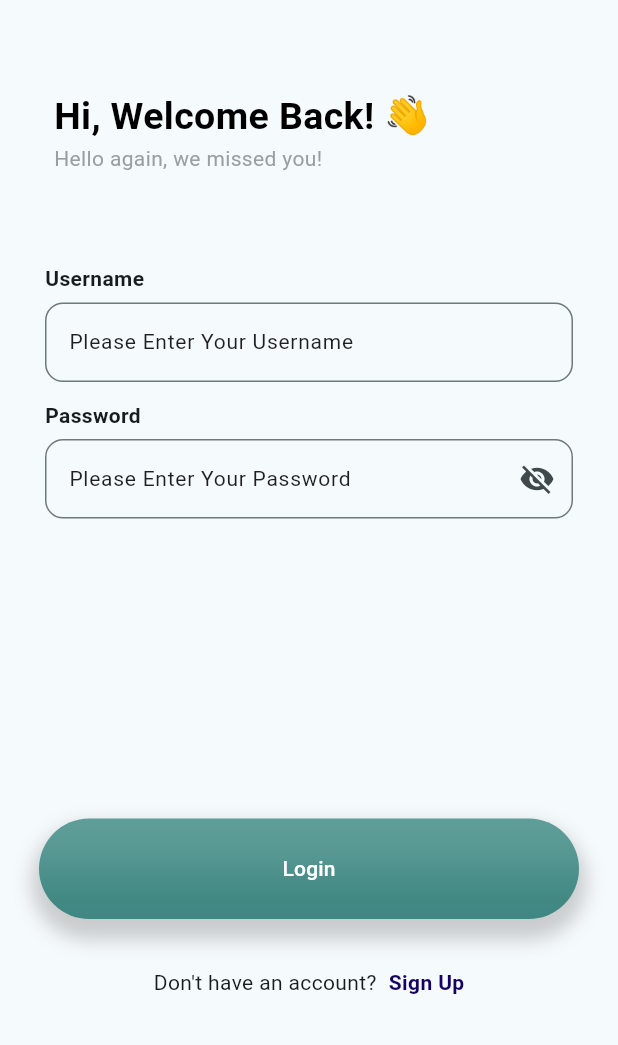
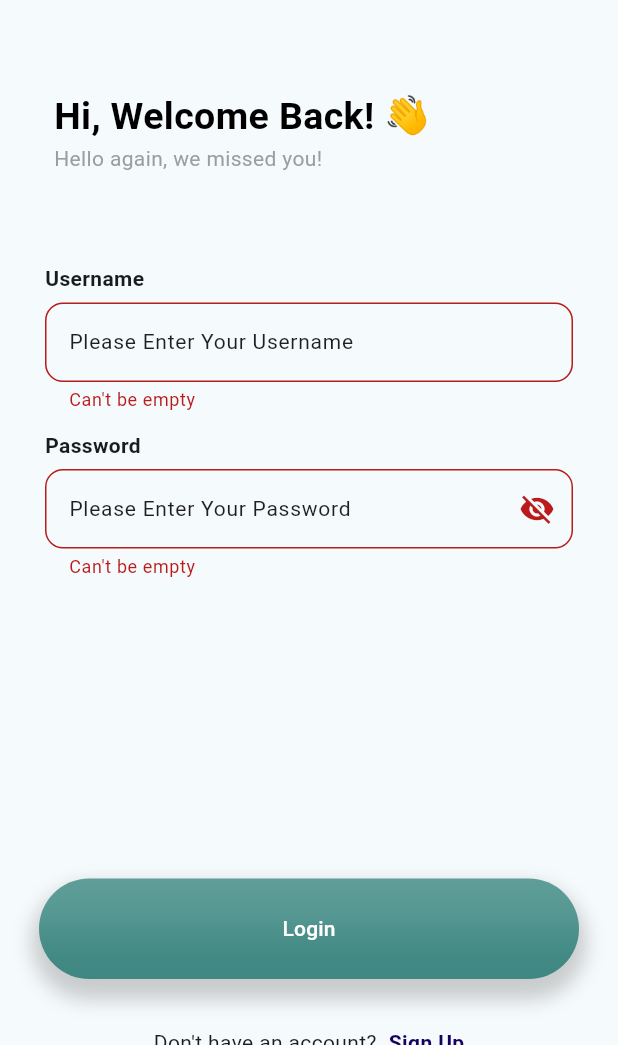
Before and after one commit to Rei0Ni/budgetnate, a Flutter app: the screen it shows after launch, scrolled down 50 dp, after a tap on "Login", on a phone screen of 412 x 824 dp, the part 191-1236 px from its top. Run offline on Flutter 3.47's test engine with Material 3 defaults, Android fonts, the phone set to English and light mode, and no system bars; our stand-ins replace cookie_jar, dio, dio_cookie_manager.

Commit message:
modified:   lib/Pages/Authentication/Login.dart 	new file:   lib/Pages/Authentication/Register.dart 	new file:   lib/Pages/Main/Home.dart 	new file:   lib/Services/DioHelper.dart 	modified:   lib/main.dart 	modified:   macos/Flutter/GeneratedPluginRegistrant.swift 	modified:   pubspec.lock 	modified:   pubspec.yaml

```diff
--- a/lib/Pages/Authentication/Login.dart
+++ b/lib/Pages/Authentication/Login.dart
@@ -1,3 +1,5 @@
+import 'package:budgetmate/Pages/Main/Home.dart';
+import 'package:budgetmate/main.dart';
 import 'package:flutter/material.dart';
 
 class Login extends StatefulWidget {
@@ -8,11 +10,40 @@ class Login extends StatefulWidget {
 }
 
 class _LoginState extends State<Login> {
-  var _key = GlobalKey();
-  var UsernameController = TextEditingController();
-  var PasswordController = TextEditingController();
+  final GlobalKey<FormState> _key = GlobalKey<FormState>();
+  TextEditingController usernameController = TextEditingController();
+  TextEditingController passwordController = TextEditingController();
 
   bool passwordVisible = false;
+  String? usernameError;
+  String? passwordError;
+
+  validateUsername(String username) {
+    if (username.length < 1) {
+      setState(() {
+        usernameError = 'Can\'t be empty';
+      });
+    } else {
+      setState(() {
+        usernameError = null;
+      });
+    }
+    return usernameError;
+  }
+
+  validatePassword(String password) {
+    if (password.length < 1) {
+      setState(() {
+        passwordError = 'Can\'t be empty';
+      });
+    } else {
+      setState(() {
+        passwordError = null;
+      });
+    }
+    return passwordError;
+  }
+
   @override
   Widget build(BuildContext context) {
     return Scaffold(
@@ -75,12 +106,14 @@ class _LoginState extends State<Login> {
                                 ),
                               ),
                               TextFormField(
-                                controller: UsernameController,
+                                controller: usernameController,
+                                validator: (value) => validateUsername(value!),
                                 style: const TextStyle(fontSize: 14),
                                 decoration: InputDecoration(
                                     hintText: "Please Enter Your Username",
                                     hintStyle: const TextStyle(
                                         color: Color(0xFF1F1F1F)),
+                                    errorText: usernameError,
                                     border: OutlineInputBorder(
                                         borderRadius:
                                             BorderRadius.circular(12))),
@@ -103,13 +136,15 @@ class _LoginState extends State<Login> {
                                 ),
                               ),
                               TextFormField(
-                                controller: PasswordController,
+                                controller: passwordController,
+                                validator: (value) => validatePassword(value!),
                                 style: const TextStyle(fontSize: 14),
                                 obscureText: !passwordVisible,
                                 decoration: InputDecoration(
                                     hintText: "Please Enter Your Password",
                                     hintStyle: const TextStyle(
                                         color: Color(0xFF1F1F1F)),
+                                    errorText: passwordError,
                                     suffixIcon: IconButton(
                                         onPressed: () {
                                           setState(() {
@@ -161,10 +196,25 @@ class _LoginState extends State<Login> {
                                 borderRadius:
                                     BorderRadius.all(Radius.circular(50.0)),
                               ),
-                              child: Center(
                               child: ElevatedButton(
-                                  onPressed: () {
+                                onPressed: () async {
                                   // print("Button Pressed");
+                                  if (_key.currentState!.validate()) {
+                                    var result = await dioHelper.login(
+                                        usernameController.text,
+                                        passwordController.text);
+                                    if (result!.statusCode == 200 &&
+                                        result.data["Result"] ==
+                                            "Login Successful") {
+                                      Navigator.pushReplacement(
+                                        context,
+                                        MaterialPageRoute<void>(
+                                          builder: (BuildContext context) =>
+                                              const Home(),
+                                        ),
+                                      );
+                                    }
+                                  }
                                 },
                                 style: ElevatedButton.styleFrom(
                                   backgroundColor: Colors.transparent,
@@ -175,7 +225,6 @@ class _LoginState extends State<Login> {
                                   "Login",
                                   style: TextStyle(color: Colors.white),
                                 )),
-                                ),
                               ),
                             ),
                           ),
--- /dev/null
+++ b/lib/Services/DioHelper.dart
@@ -0,0 +1,33 @@
+import 'dart:io';
+
+import 'package:cookie_jar/cookie_jar.dart';
+import 'package:dio/dio.dart';
+import 'package:dio_cookie_manager/dio_cookie_manager.dart';
+import 'package:path_provider/path_provider.dart';
+
+class DioHelper {
+  Dio? dio;
+
+  Future<void> init() async {
+    Directory appDocDir = await getApplicationDocumentsDirectory();
+
+    final cookieJar =
+        PersistCookieJar(storage: FileStorage('${appDocDir.path}/.cookies/'));
+
+    dio = Dio(BaseOptions(
+        baseUrl: "https://j82p739d-5001.euw.devtunnels.ms/api/",
+        receiveDataWhenStatusError: true));
+    dio!.interceptors.add(CookieManager(cookieJar));
+  }
+
+  Future<Response?> login(String username, String password) async {
+    try {
+      var result = await dio!.post("User/Login",
+          data: {"Username": username, "Password": password});
+      return result;
+    } catch (e) {
+      print(e);
+    }
+    return null;
+  }
+}
--- a/lib/main.dart
+++ b/lib/main.dart
@@ -1,7 +1,12 @@
 import 'package:budgetmate/Pages/Authentication/Login.dart';
+import 'package:budgetmate/Services/DioHelper.dart';
 import 'package:flutter/material.dart';
 
+DioHelper dioHelper = DioHelper();
+
 void main() {
+  WidgetsFlutterBinding.ensureInitialized();
+  dioHelper.init();
   runApp(const MyApp());
 }
 
--- a/pubspec.yaml
+++ b/pubspec.yaml
@@ -35,6 +35,10 @@ dependencies:
   # The following adds the Cupertino Icons font to your application.
   # Use with the CupertinoIcons class for iOS style icons.
   cupertino_icons: ^1.0.8
+  dio: ^5.7.0
+  cookie_jar: ^4.0.8
+  dio_cookie_manager: ^3.1.1
+  path_provider: ^2.1.4
 
 dev_dependencies:
   flutter_test:
```
Also changed, not shown: lib/Pages/Main/Home.dart (added, +12 -0 lines), lib/Pages/Authentication/Register.dart (added), pubspec.lock, 1 other file. Lines whose indentation alone changed are shown as unchanged.
